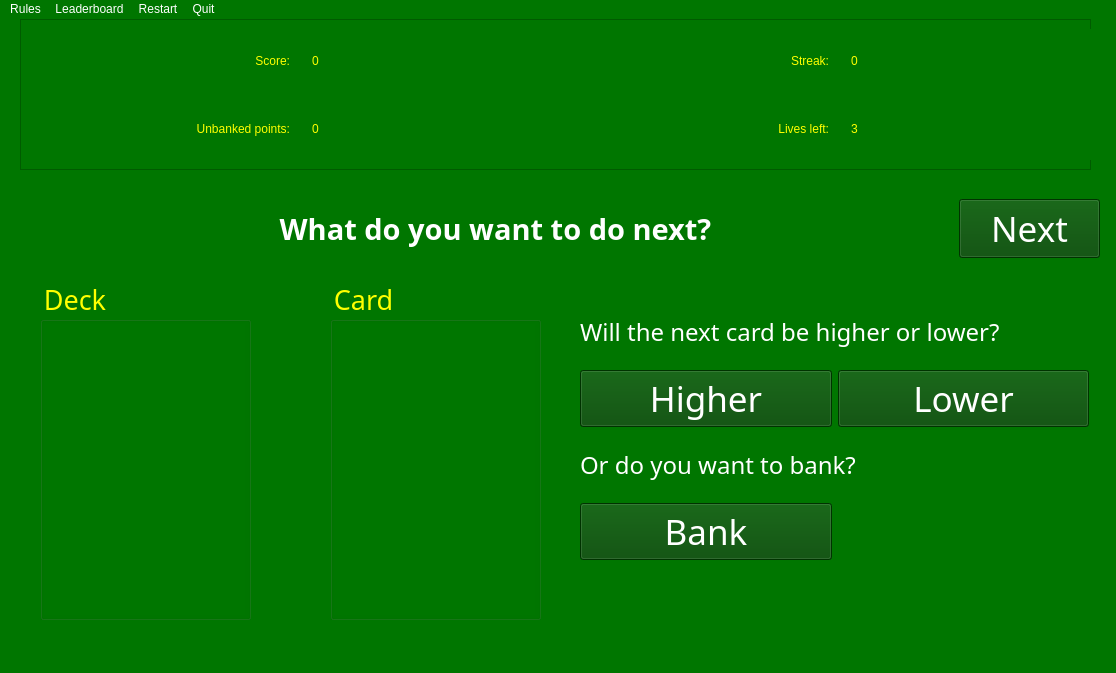
Qt form gui/ui/play_screen.ui (jayanpatel789/card-game) before a commit.
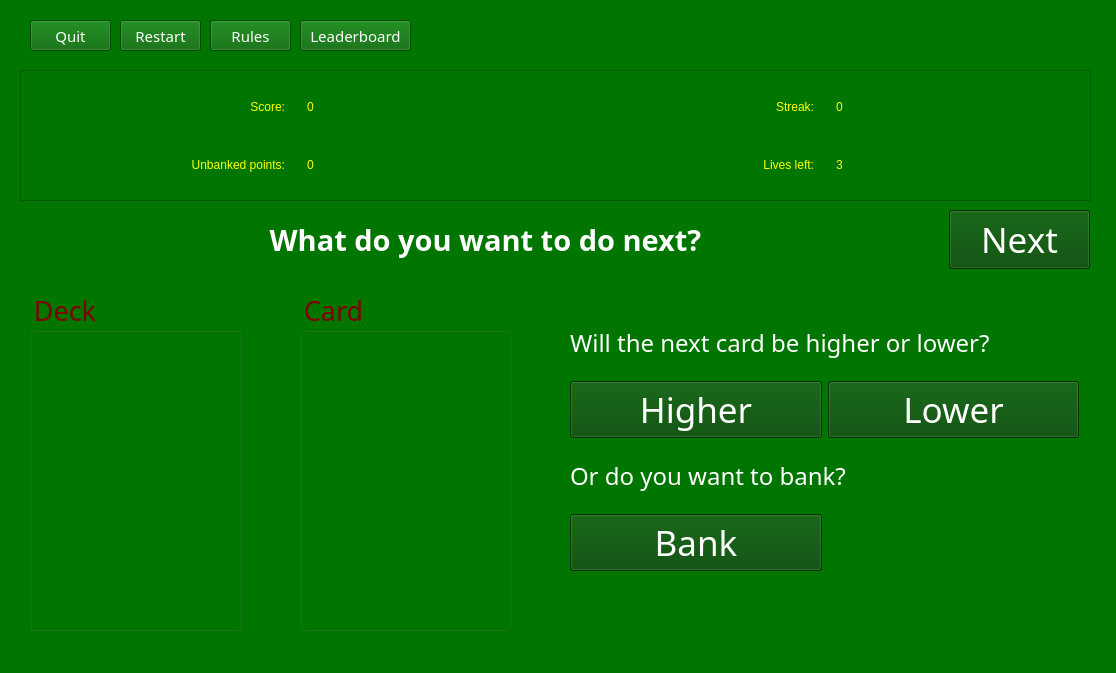
The same form after that commit. Icons and pictures are not drawn.

```diff
--- a/gui/ui/play_screen.ui
+++ b/gui/ui/play_screen.ui
@@ -22,9 +22,9 @@
     <property name="geometry">
      <rect>
       <x>10</x>
-      <y>0</y>
+      <y>70</y>
       <width>1081</width>
-      <height>151</height>
+      <height>131</height>
      </rect>
     </property>
     <property name="styleSheet">
@@ -43,8 +43,8 @@
       <rect>
        <x>20</x>
        <y>10</y>
-       <width>1071</width>
-       <height>131</height>
+       <width>1051</width>
+       <height>111</height>
       </rect>
      </property>
      <layout class="QGridLayout" name="gridLayout">
@@ -122,8 +122,8 @@
    <widget class="QGroupBox" name="groupBox_2">
     <property name="geometry">
      <rect>
-      <x>330</x>
-      <y>260</y>
+      <x>300</x>
+      <y>290</y>
       <width>211</width>
       <height>341</height>
      </rect>
@@ -135,7 +135,7 @@
      </font>
     </property>
     <property name="styleSheet">
-     <string notr="true">color: yellow</string>
+     <string notr="true">color: maroon</string>
     </property>
     <property name="title">
      <string>Card</string>
@@ -160,8 +160,8 @@
    <widget class="QGroupBox" name="groupBox_3">
     <property name="geometry">
      <rect>
-      <x>40</x>
-      <y>260</y>
+      <x>30</x>
+      <y>290</y>
       <width>211</width>
       <height>341</height>
      </rect>
@@ -173,7 +173,7 @@
      </font>
     </property>
     <property name="styleSheet">
-     <string notr="true">color: yellow</string>
+     <string notr="true">color: maroon</string>
     </property>
     <property name="title">
      <string>Deck</string>
@@ -201,8 +201,8 @@
    <widget class="QWidget" name="gridLayoutWidget_2">
     <property name="geometry">
      <rect>
-      <x>580</x>
-      <y>280</y>
+      <x>570</x>
+      <y>310</y>
       <width>509</width>
       <height>261</height>
      </rect>
@@ -287,8 +287,8 @@
    <widget class="QLabel" name="display_line">
     <property name="geometry">
      <rect>
-      <x>40</x>
-      <y>180</y>
+      <x>30</x>
+      <y>210</y>
       <width>911</width>
       <height>60</height>
      </rect>
@@ -311,8 +311,8 @@
    <widget class="QPushButton" name="next_button">
     <property name="geometry">
      <rect>
-      <x>959</x>
-      <y>180</y>
+      <x>949</x>
+      <y>210</y>
       <width>141</width>
       <height>59</height>
      </rect>
@@ -330,43 +330,94 @@
      <string>Next</string>
     </property>
    </widget>
-  </widget>
-  <widget class="QMenuBar" name="menubar">
-   <property name="geometry">
-    <rect>
-     <x>0</x>
-     <y>0</y>
-     <width>1116</width>
-     <height>26</height>
-    </rect>
-   </property>
-   <property name="styleSheet">
-    <string notr="true">color: white</string>
-   </property>
-   <widget class="QMenu" name="menuRules">
-    <property name="title">
-     <string>Rules</string>
+   <widget class="QPushButton" name="home_button">
+    <property name="geometry">
+     <rect>
+      <x>30</x>
+      <y>20</y>
+      <width>81</width>
+      <height>31</height>
+     </rect>
     </property>
-   </widget>
-   <widget class="QMenu" name="menuLeaderboard">
-    <property name="title">
-     <string>Leaderboard</string>
+    <property name="font">
+     <font>
+      <family>Bodoni MT</family>
+      <pointsize>11</pointsize>
+     </font>
     </property>
-   </widget>
-   <widget class="QMenu" name="menuQuit">
-    <property name="title">
+    <property name="styleSheet">
+     <string notr="true">background-color: rgb(0, 100, 0);</string>
+    </property>
+    <property name="text">
      <string>Quit</string>
     </property>
    </widget>
-   <widget class="QMenu" name="menuRestart">
-    <property name="title">
+   <widget class="QPushButton" name="restart_button">
+    <property name="geometry">
+     <rect>
+      <x>120</x>
+      <y>20</y>
+      <width>81</width>
+      <height>31</height>
+     </rect>
+    </property>
+    <property name="font">
+     <font>
+      <family>Bodoni MT</family>
+      <pointsize>11</pointsize>
+     </font>
+    </property>
+    <property name="styleSheet">
+     <string notr="true">background-color: rgb(0, 100, 0);</string>
+    </property>
+    <property name="text">
      <string>Restart</string>
     </property>
    </widget>
-   <addaction name="menuRules"/>
-   <addaction name="menuLeaderboard"/>
-   <addaction name="menuRestart"/>
-   <addaction name="menuQuit"/>
+   <widget class="QPushButton" name="rules_button">
+    <property name="geometry">
+     <rect>
+      <x>210</x>
+      <y>20</y>
+      <width>81</width>
+      <height>31</height>
+     </rect>
+    </property>
+    <property name="font">
+     <font>
+      <family>Bodoni MT</family>
+      <pointsize>11</pointsize>
+     </font>
+    </property>
+    <property name="styleSheet">
+     <string notr="true">background-color: rgb(0, 100, 0);</string>
+    </property>
+    <property name="text">
+     <string>Rules</string>
+    </property>
+   </widget>
+   <widget class="QPushButton" name="leaderboard_button">
+    <property name="geometry">
+     <rect>
+      <x>300</x>
+      <y>20</y>
+      <width>111</width>
+      <height>31</height>
+     </rect>
+    </property>
+    <property name="font">
+     <font>
+      <family>Bodoni MT</family>
+      <pointsize>11</pointsize>
+     </font>
+    </property>
+    <property name="styleSheet">
+     <string notr="true">background-color: rgb(0, 100, 0);</string>
+    </property>
+    <property name="text">
+     <string>Leaderboard</string>
+    </property>
+   </widget>
   </widget>
   <widget class="QStatusBar" name="statusbar"/>
  </widget>
```
